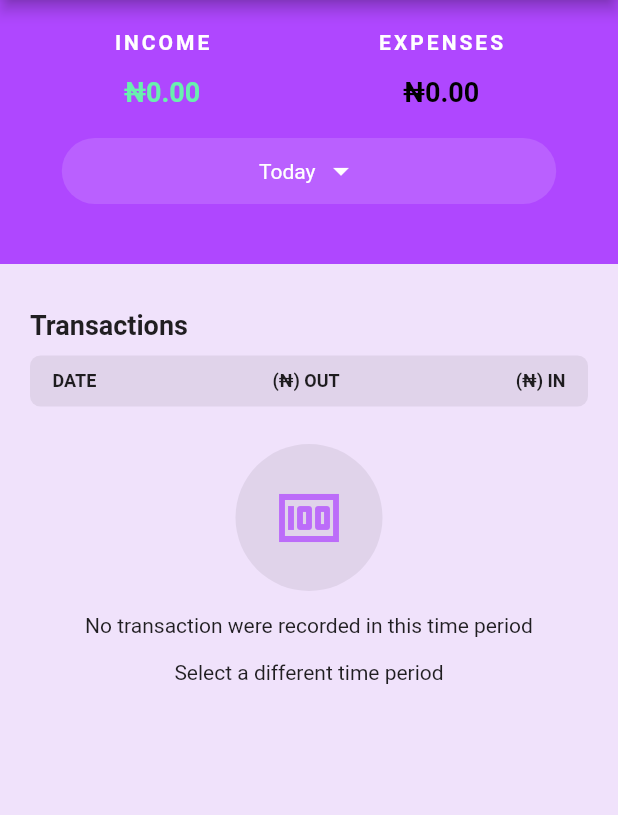
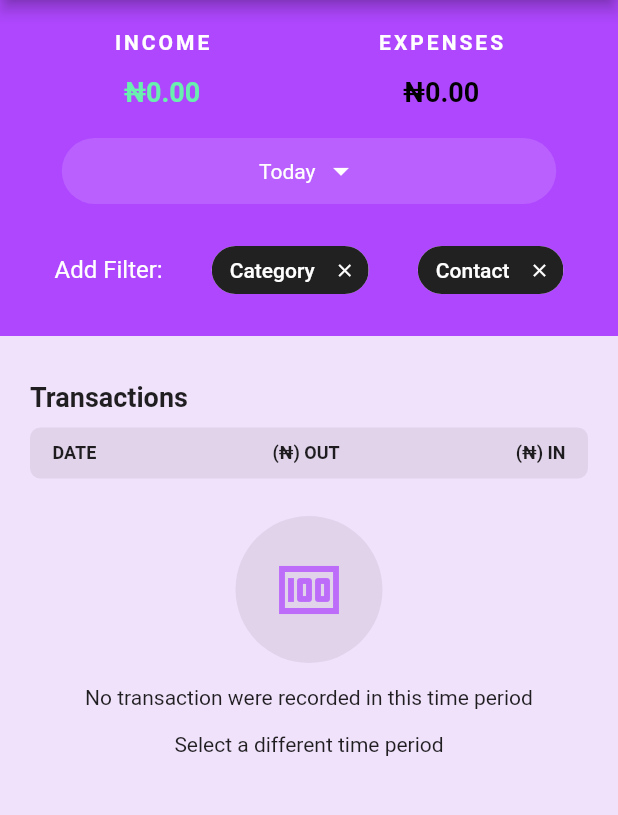
Before and after one commit to benjaminudoh10/balance-sheet, a Flutter app: the screen it shows after launch, after a tap on "SEE ALL YOUR TRANSACTIONS", on a phone screen of 412 x 824 dp, the part 84-899 px from its top. Run offline on Flutter 3.47's test engine with Material 2 defaults, Android fonts, the light colour scheme and no system bars; our stand-ins replace flutter_spinkit, get, google_fonts, modal_bottom_sheet, sqflite; accounts and stored records are empty.

Commit message:
[Ben] Filter reports by category and contact
Signed-off-by: Benjamin Udoh <benjaminudoh10@gmail.com>

```diff
--- a/lib/controllers/reportController.dart
+++ b/lib/controllers/reportController.dart
@@ -1,5 +1,6 @@
 import 'package:balance_sheet/database/operations.dart' as db;
 import 'package:balance_sheet/enums.dart';
+import 'package:balance_sheet/models/contact.dart';
 import 'package:balance_sheet/models/transaction.dart';
 import 'package:flutter/material.dart';
 import 'package:get/get.dart';
@@ -23,6 +24,9 @@ class ReportController extends GetxController {
     end: DateTime.now()
   );
 
+  RxString category = 'Category'.obs;
+  Rx<Contact> contact = Contact(name: 'Contact').obs;
+
   List<int> timeFrames = [0, 0];
 
   @override
@@ -36,6 +40,16 @@ class ReportController extends GetxController {
 
     transactions.listen((txns) {
       splitTransactions.value = splitTransactionsIntoDays(txns);
+    });
+
+    category.listen((_) {
+      getTransactions();
+      getTransactionTotal();
+    });
+
+    contact.listen((_) {
+      getTransactions();
+      getTransactionTotal();
     });
   }
 
@@ -148,6 +162,8 @@ class ReportController extends GetxController {
     transactions.value = await db.getAllTransactions(
       timeFrames[0],
       timeFrames[1],
+      category: category.value,
+      contactId: contact.value.id,
     );
     splitTransactions.value = splitTransactionsIntoDays(transactions);
   }
@@ -173,6 +189,8 @@ class ReportController extends GetxController {
     Map<String, dynamic> transactionData = await db.getExpenseForTimePeriod(
       timeFrames[0],
       timeFrames[1],
+      category: category.value,
+      contactId: contact.value.id,
     );
     expense.value = transactionData['expenses'] ?? 0;
     income.value = transactionData['income'] ?? 0;
--- a/lib/database/operations.dart
+++ b/lib/database/operations.dart
@@ -33,9 +33,17 @@ Future<int> updateTransaction(Transaction transaction) async {
   return res;
 }
 
-Future<List<Transaction>> getAllTransactions(int startTime, int endTime) async {
+Future<List<Transaction>> getAllTransactions(int startTime, int endTime, {String category, int contactId}) async {
   var dbClient = await AppDb().db;
-  final transactions = await dbClient.rawQuery("SELECT * FROM transactions WHERE date >= $startTime AND date <= $endTime");
+  String query = "SELECT * FROM transactions WHERE date >= $startTime AND date <= $endTime ";
+  if (category != "Category" && category != null) {
+    query = "$query AND category = '$category' ";
+  }
+  if (contactId != null) {
+    query = "$query AND contactId = $contactId ";
+  }
+
+  final transactions = await dbClient.rawQuery(query.trim());
 
   return transactions.map((transaction) => Transaction.fromJson(transaction)).toList();
 }
@@ -60,10 +68,20 @@ Future<Map<String, int>> getTodayBalances() async {
   };
 }
 
-Future<Map<String, int>> getExpenseForTimePeriod(int start, int end) async {
+Future<Map<String, int>> getExpenseForTimePeriod(int start, int end, {String category, int contactId}) async {
   var dbClient = await AppDb().db;
-  final totalExpenses = await dbClient.rawQuery("SELECT SUM(amount) as total FROM transactions WHERE type = 'expenditure' AND date >= $start AND date <= $end");
-  final totalIncome = await dbClient.rawQuery("SELECT SUM(amount) as total FROM transactions WHERE type = 'income' AND date >= $start AND date <= $end");
+  String expenseQuery = "SELECT SUM(amount) as total FROM transactions WHERE type = 'expenditure' AND date >= $start AND date <= $end ";
+  String incomeQuery = "SELECT SUM(amount) as total FROM transactions WHERE type = 'income' AND date >= $start AND date <= $end ";
+  if (category != "Category" && category != null) {
+    expenseQuery = "$expenseQuery AND category = '$category' ";
+    incomeQuery = "$incomeQuery AND category = '$category' ";
+  }
+  if (contactId != null) {
+    expenseQuery = "$expenseQuery AND contactId = $contactId ";
+    incomeQuery = "$incomeQuery AND contactId = $contactId ";
+  }
+  final totalExpenses = await dbClient.rawQuery(expenseQuery.trim());
+  final totalIncome = await dbClient.rawQuery(incomeQuery.trim());
 
   return {
     'expenses': totalExpenses[0]['total'],
--- a/lib/dialogs/category.dart
+++ b/lib/dialogs/category.dart
@@ -1,11 +1,13 @@
 import 'package:balance_sheet/constants.dart';
-import 'package:balance_sheet/controllers/transactionController.dart';
 import 'package:flutter/material.dart';
 import 'package:get/get.dart';
 
 class CategoryDialog extends StatelessWidget {
-  final TransactionController _transactionController = Get.find();
   final List<Map<String, Object>> categories = Constants.CATEGORIES;
+
+  final dynamic controller;
+
+  CategoryDialog({@required this.controller});
 
   @override
   Widget build(BuildContext context) {
@@ -24,7 +26,7 @@ class CategoryDialog extends StatelessWidget {
             return _buildDialogItem(
               this.categories[index]["key"],
               index,
-              _transactionController.category.value == this.categories[index]["key"]
+              this.controller.category.value == this.categories[index]["key"]
             );
           },
         ),
@@ -35,7 +37,7 @@ class CategoryDialog extends StatelessWidget {
   Widget _buildDialogItem(String text, int index, bool highlight) {
     return GestureDetector(
       onTap: () {
-        _transactionController.category.value = this.categories[index]["key"];
+        this.controller.category.value = this.categories[index]["key"];
         Get.back();
       },
       child: Padding(
--- a/lib/dialogs/contact.dart
+++ b/lib/dialogs/contact.dart
@@ -1,11 +1,13 @@
 import 'package:balance_sheet/controllers/contactController.dart';
-import 'package:balance_sheet/controllers/transactionController.dart';
 import 'package:flutter/material.dart';
 import 'package:get/get.dart';
 
 class ContactDialog extends StatelessWidget {
   final ContactController _contactController = Get.find();
-  final TransactionController _transactionController = Get.find();
+
+  final dynamic controller;
+
+  ContactDialog({@required this.controller});
 
   @override
   Widget build(BuildContext context) {
@@ -18,28 +20,28 @@ class ContactDialog extends StatelessWidget {
         ),
         padding: EdgeInsets.all(10.0),
         height: 250.0,
-        child: Column(
-          children: [
-            Text(
-              "Attach contact to transaction",
-              style: TextStyle(
-                fontSize: 16.0,
-                fontWeight: FontWeight.bold,
-              ),
-            ),
-            ListView.builder(
+        // child: Column(
+        //   children: [
+        //     Text(
+        //       "Attach contact to transaction",
+        //       style: TextStyle(
+        //         fontSize: 16.0,
+        //         fontWeight: FontWeight.bold,
+        //       ),
+        //     ),
+            child: ListView.builder(
               shrinkWrap: true,
               itemCount: _contactController.contacts.length,
               itemBuilder: (context, index) {
                 return _buildDialogItem(
                   _contactController.contacts[index].name,
                   index,
-                  _transactionController.contact.value?.id == _contactController.contacts[index].id
+                  this.controller.contact.value.id == _contactController.contacts[index].id
                 );
               },
             ),
-          ],
-        ),
+          // ],
+        // ),
       ),
     );
   }
@@ -47,7 +49,7 @@ class ContactDialog extends StatelessWidget {
   Widget _buildDialogItem(String text, int index, bool highlight) {
     return GestureDetector(
       onTap: () {
-        _transactionController.contact.value = _contactController.contacts[index];
+        this.controller.contact.value = _contactController.contacts[index];
         Get.back();
       },
       child: Padding(
@@ -66,7 +68,8 @@ class ContactDialog extends StatelessWidget {
             child: Text(
               text,
               style: TextStyle(
-                fontSize: 14.0,
+                fontSize: 16.0,
+                color: Colors.white,
               ),
             ),
           ),
--- a/lib/screens/new_income_form.dart
+++ b/lib/screens/new_income_form.dart
@@ -92,7 +92,9 @@ class IncomeForm extends StatelessWidget {
                   Expanded(
                     child: GestureDetector(
                       onTap: () => Get.dialog(
-                        CategoryDialog()
+                        CategoryDialog(
+                          controller: _transactionController,
+                        ),
                       ),
                       child: CategoryInput(),
                     ),
@@ -101,7 +103,9 @@ class IncomeForm extends StatelessWidget {
                     padding: EdgeInsets.only(left: 15.0),
                     child: GestureDetector(
                       onTap: () => Get.dialog(
-                        ContactDialog()
+                        ContactDialog(
+                          controller: _transactionController,
+                        ),
                       ),
                       child: Icon(
                         Icons.contacts,
--- a/lib/screens/report.dart
+++ b/lib/screens/report.dart
@@ -1,6 +1,9 @@
 import 'package:balance_sheet/controllers/reportController.dart';
+import 'package:balance_sheet/dialogs/category.dart';
+import 'package:balance_sheet/dialogs/contact.dart';
 import 'package:balance_sheet/dialogs/reportType.dart';
 import 'package:balance_sheet/enums.dart';
+import 'package:balance_sheet/models/contact.dart';
 import 'package:balance_sheet/models/transaction.dart';
 import 'package:balance_sheet/utils.dart';
 import 'package:balance_sheet/widgets/widgets.dart';
@@ -119,6 +122,74 @@ class ReportView extends StatelessWidget {
                         ],
                       ),
                     ),
+                  ),
+                  Row(
+                    mainAxisAlignment: MainAxisAlignment.spaceAround,
+                    children: [
+                      Text(
+                        'Add Filter:',
+                        style: TextStyle(
+                          color: Colors.white,
+                          fontSize: 16.0,
+                        ),
+                      ),
+                      Flexible(
+                        child: GestureDetector(
+                          onTap: () => Get.dialog(
+                            CategoryDialog(
+                              controller: _reportController,
+                            ),
+                          ),
+                          child: Chip(
+                            label: Obx(() => Text(
+                              _reportController.category.value,
+                              style: TextStyle(
+                                color: Colors.white,
+                                fontSize: 14.0,
+                              ),
+                              overflow: TextOverflow.ellipsis,
+                            )),
+                            backgroundColor: Color(0xdd000000),
+                            deleteIcon: Icon(
+                              Icons.clear,
+                              size: 14.0,
+                              color: Colors.white,
+                            ),
+                            onDeleted: () {
+                              _reportController.category.value = 'Category';
+                            },
+                          ),
+                        ),
+                      ),
+                      Flexible(
+                        child: GestureDetector(
+                          onTap: () => Get.dialog(
+                            ContactDialog(
+                              controller: _reportController,
+                            ),
+                          ),
+                          child: Chip(
+                            label: Obx(() => Text(
+                              _reportController.contact.value.name,
+                              style: TextStyle(
+                                color: Colors.white,
+                                fontSize: 14.0,
+                              ),
+                              overflow: TextOverflow.ellipsis,
+                            )),
+                            backgroundColor: Color(0xdd000000),
+                            deleteIcon: Icon(
+                              Icons.clear,
+                              size: 14.0,
+                              color: Colors.white,
+                            ),
+                            onDeleted: () {
+                              _reportController.contact.value = Contact(name: 'Contact');
+                            },
+                          ),
+                        ),
+                      ),
+                    ],
                   ),
                 ],
               ),
```
